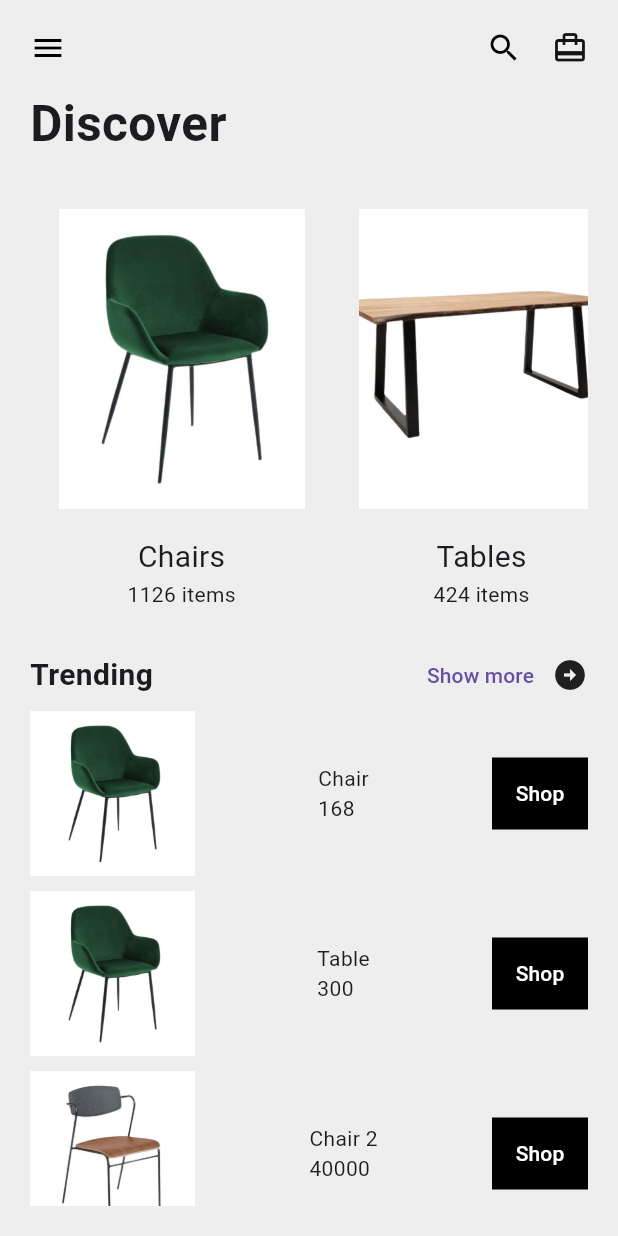
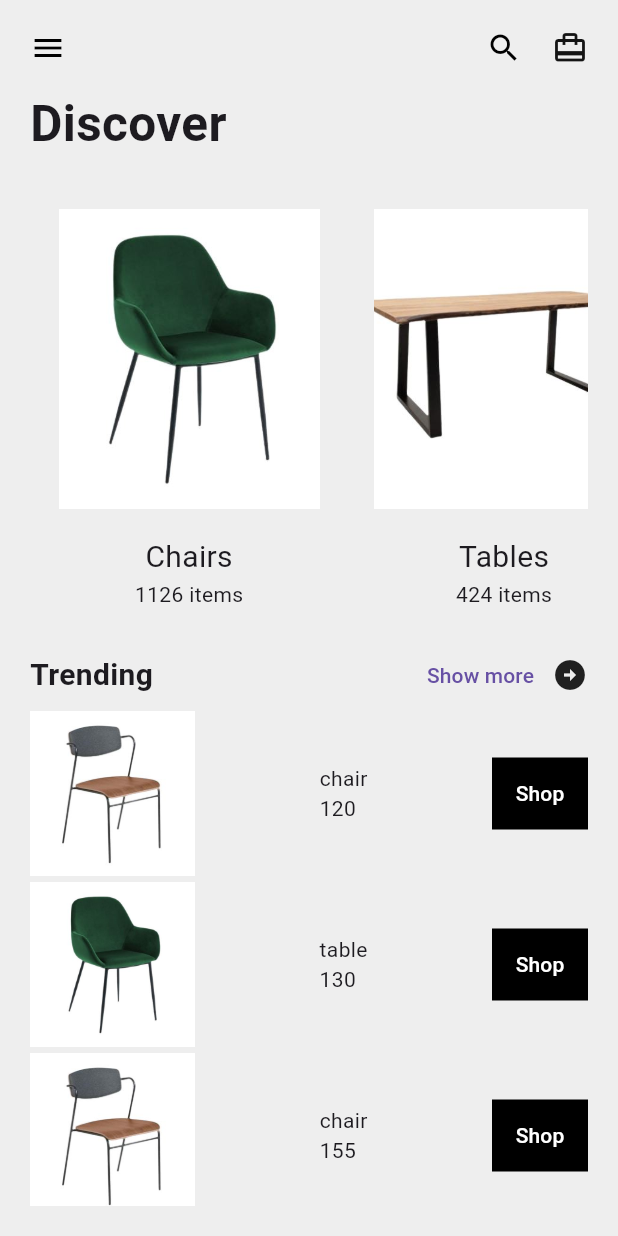
Before and after one commit to Khaagic/flutter, a Flutter app: the screen it shows after launch, after a tap on "Login", on a phone screen of 412 x 824 dp. Run offline on Flutter 3.47's test engine with Material 3 defaults, Android fonts, the phone set to English and light mode, and no system bars; our stand-ins replace get; network calls fail.

Commit message:
product Detail tae ther ot tan hx te

```diff
--- a/lib/core/my_model_controller/my_model_comtroller.dart
+++ b/lib/core/my_model_controller/my_model_comtroller.dart
@@ -1,35 +1,123 @@
+// import 'package:test_app/core/res/image_res.dart';
+//
+// class MyModelComtroller {
+//   List<Map> getListProduct(){
+//     var arrData = [
+//       {
+//         "title": "Chair",
+//         "icon": ImageRes.imgAssets,
+//         "price": "234"
+//       },
+//       {
+//         "title": "Table",
+//         "icon": ImageRes.imgAssets,
+//         "price": "300"
+//       },
+//       {
+//         "title": "Chair 2",
+//         "icon": ImageRes.imgTwo,
+//         "price": "40000"
+//       },
+//       {
+//         "title": "Chair 3",
+//         "icon": ImageRes.imgTwo,
+//         "price": "500"
+//       },
+//       {
+//         "title": "Sofa",
+//         "icon": ImageRes.imgAssets,
+//         "price": "600"
+//       }
+//     ];
+//
+//     return arrData;
+//   }
+// }
+
+//=============== Repeat
+
+// import 'package:test_app/core/res/image_res.dart';
+//
+// class MyModelController {
+//   List<Map> getListProduct() {
+//     var arrData = [
+//       {
+//         "title": "Sofa",
+//         "icon": ImageRes.imgAssets,
+//         "price": "120",
+//       },
+//       {
+//         "title": "chair",
+//         "icon": ImageRes.imgTwo,
+//         "price": "130",
+//       },
+//       {
+//         "title": "table",
+//         "icon": ImageRes.imgAssets,
+//         "price": "150",
+//       },
+//       {
+//         "title": "Sofa",
+//         "icon": ImageRes.imgTwo,
+//         "price": "160",
+//       },
+//       {
+//         "title": "chair",
+//         "icon": ImageRes.imgTwo,
+//         "price": "130",
+//       },
+//       {
+//         "title": "table",
+//         "icon": ImageRes.imgAssets,
+//         "price": "150",
+//       },
+//     ];
+//     return arrData;
+//
+//   }
+//
+// }
+
+//=========== repeat
+
 import 'package:test_app/core/res/image_res.dart';
 
-class MyModelComtroller {
-  List<Map> getListProduct(){
+class MyModelController{
+  List<Map> getListproduct(){
     var arrData = [
       {
-        "title": "Chair",
-        "icon": ImageRes.imgAssets,
-        "price": "168"
+        "title" : "chair",
+        "icon" : ImageRes.imgTwo,
+        "price" : "120",
+
       },
       {
-        "title": "Table",
-        "icon": ImageRes.imgAssets,
-        "price": "300"
+        "title" : "table",
+        "icon" : ImageRes.imgAssets,
+        "price" : "130",
+
       },
       {
-        "title": "Chair 2",
-        "icon": ImageRes.imgTwo,
-        "price": "40000"
+        "title" : "chair",
+        "icon" : ImageRes.imgTwo,
+        "price" : "155",
+
       },
       {
-        "title": "Chair 3",
-        "icon": ImageRes.imgTwo,
-        "price": "500"
+        "title" : "sofa",
+        "icon" : ImageRes.imgAssets,
+        "price" : "125",
+
       },
       {
-        "title": "Sofa",
-        "icon": ImageRes.imgAssets,
-        "price": "600"
-      }
+        "title" : "gold chair",
+        "icon" : ImageRes.imgTwo,
+        "price" : "180",
+
+      },
     ];
+    return arrData;
 
-    return arrData;
   }
+
 }
--- a/lib/core/route/app_page.dart
+++ b/lib/core/route/app_page.dart
@@ -3,6 +3,7 @@
 
 import 'package:get/get.dart';
 import 'package:test_app/core/route/app_route.dart';
+import 'package:test_app/module/component/product_detail/product_detail.dart';
 import 'package:test_app/module/home_screen/view/home_screen.dart';
 import 'package:test_app/module/login_screen/view/login_screen.dart';
 
@@ -14,6 +15,7 @@ class AppPages {
     GetPage(name: AppRoutes.home, page: () => const HomeScreen()),
     GetPage(name: AppRoutes.login, page: () =>  LoginScreen()),
     GetPage(name: AppRoutes.slashScreen, page: () => SlashScreen()),
+    GetPage(name: AppRoutes.productDetail, page: () => ProductDetail()),
 
 //    GetPage(
 //   name: AppRoutes.Carddetail,
--- a/lib/core/route/app_route.dart
+++ b/lib/core/route/app_route.dart
@@ -2,5 +2,5 @@ class AppRoutes {
   static final String home = '/home';
   static final String login = '/view';
   static final String slashScreen = '/slashSreen';
-  static final String cardDetail = '/cardDetail';
+  static final String productDetail = '/productDetail';
 }
--- a/lib/module/component/products/card_pro.dart
+++ b/lib/module/component/products/card_pro.dart
@@ -10,7 +10,7 @@ class CardProduct extends StatelessWidget {
   @override
   Widget build(BuildContext context) {
     return SizedBox(
-      width: 200,
+      width: 210,
 
       // color: const Color.fromARGB(255, 231, 220, 220),
       child: Column(
@@ -24,7 +24,6 @@ class CardProduct extends StatelessWidget {
               child: Image.asset(imag, width: 200, height: 200, fit: BoxFit.cover,)),
           ),
 
-
           // title
           Column(
             mainAxisAlignment: MainAxisAlignment.start,
@@ -35,7 +34,6 @@ class CardProduct extends StatelessWidget {
           ),
 
           // subtitle
-
         ],
       ),
     );
--- a/lib/module/home_screen/controller/home_controller.dart
+++ b/lib/module/home_screen/controller/home_controller.dart
@@ -1,10 +1,71 @@
+// import 'package:get/get.dart';
+// import 'package:test_app/core/my_model_controller/my_model_comtroller.dart';
+// import 'package:test_app/data/model/product_model/product_model.dart';
+//
+// class HomeController extends GetxController {
+//
+//   var myModelComtroller = MyModelComtroller();
+//   RxList<ProductModel> listProductModel = <ProductModel>[].obs;
+//
+//   @override
+//   void onInit() {
+//     // TODO: implement onInit
+//     getDataModelController();
+//     super.onInit();
+//   }
+//
+//   void getDataModelController() async{
+//      var result = await myModelComtroller.getListProduct();
+//
+//     //  for( var item in result){
+//     //    //dynamic , we put all data type
+//     //    listProductModel.assignAll(ProductModel.fromJson(item));
+//     // }
+//
+//      listProductModel.assignAll(
+//        result.map((e) => ProductModel.fromJson(e)).toList(),
+//      );
+//   }
+//
+// }
+
+//============repeat
+//
+// import 'package:get/get.dart';
+// import 'package:test_app/core/my_model_controller/my_model_comtroller.dart';
+// import 'package:test_app/data/model/product_model/product_model.dart';
+//
+// class HomeController extends GetxController{
+//   var  myModelController = MyModelController();
+//   RxList<ProductModel> listProductModel =<ProductModel>[].obs;
+//
+//   @override
+//   void onInit() {
+//     // TODO: implement onInit
+//     getDataModelController();
+//     super.onInit();
+//   }
+//
+//   void getDataModelController() async{
+//     var result = await myModelController.getListProduct();
+//
+//     listProductModel.assignAll(
+//       result.map((e) => ProductModel.fromJson(e)).toList(),
+//     );
+//   }
+//
+// }
+
+
+//========== re-practice
+
 import 'package:get/get.dart';
 import 'package:test_app/core/my_model_controller/my_model_comtroller.dart';
 import 'package:test_app/data/model/product_model/product_model.dart';
 
-class HomeController extends GetxController {
+class HomeController extends GetxController{
 
-  var myModelComtroller = MyModelComtroller();
+  var myModelController = MyModelController();
   RxList<ProductModel> listProductModel = <ProductModel>[].obs;
 
   @override
@@ -15,16 +76,11 @@ class HomeController extends GetxController {
   }
 
   void getDataModelController() async{
-     var result = await myModelComtroller.getListProduct();
+    var result = await myModelController.getListproduct();
 
-    //  for( var item in result){
-    //    //dynamic , we put all data type
-    //    listProductModel.assignAll(ProductModel.fromJson(item));
-    // }
-
-     listProductModel.assignAll(
-       result.map((e) => ProductModel.fromJson(e)).toList(),
-     );
+    listProductModel.assignAll(
+      result.map((e) => ProductModel.fromJson(e)).toList(),
+    );
   }
 
 }
--- a/lib/module/home_screen/view/home_screen.dart
+++ b/lib/module/home_screen/view/home_screen.dart
@@ -11,6 +11,9 @@ class HomeScreen extends StatelessWidget {
 
   @override
   Widget build(BuildContext context) {
+
+  //   HomeController homeController = Get.put(HomeController());
+
     HomeController homeController = Get.put(HomeController());
 
     return Scaffold(
@@ -146,24 +149,59 @@ class HomeScreen extends StatelessWidget {
                 ],
               ),
 
-              // List product
+            //  List product
 
-              Obx(() {
+              Obx((){
                 return ListView.separated(
                   shrinkWrap: true,
                     physics: NeverScrollableScrollPhysics(),
                     itemCount: homeController.listProductModel.length,
-                  itemBuilder: (context, index) {
+                    itemBuilder: (context, index){
                       final product = homeController.listProductModel[index];
                       return CardLlist(
                           image: product.image,
                           title: product.title,
-                      price: product.price,
+                          price: product.price
                       );
                     },
-                  separatorBuilder: (_, __) => SizedBox(height: 10),
+                    separatorBuilder: (_,__) => SizedBox(height: 4,),
+
                 );
               }),
+
+              // Obx((){
+              //   return ListView.separated(
+              //     shrinkWrap: true,
+              //     physics: NeverScrollableScrollPhysics(),
+              //     itemCount: homeController.listProductModel.length,
+              //       itemBuilder: (context, index){
+              //         final product = homeController.listProductModel[index];
+              //         return CardLlist(
+              //             image: product.image,
+              //             title: product.title,
+              //             price: product.price,
+              //         );
+              //       },
+              //       separatorBuilder: (_, __) => SizedBox(height: 10,),
+              //   );
+              // }),
+
+              // Obx(() {
+              //   return ListView.separated(
+              //     shrinkWrap: true,
+              //     physics: NeverScrollableScrollPhysics(),
+              //     itemCount: homeController.listProductModel.length,
+              //     itemBuilder: (context, index) {
+              //       final product = homeController.listProductModel[index];
+              //       return CardLlist(
+              //         image: product.image,
+              //         title: product.title,
+              //         price: product.price,
+              //       );
+              //     },
+              //     separatorBuilder: (_, __) => SizedBox(height: 10),
+              //   );
+              // }),
 
 
 
--- a/lib/module/login_screen/view/login_screen.dart
+++ b/lib/module/login_screen/view/login_screen.dart
@@ -8,7 +8,7 @@ class LoginScreen extends StatelessWidget {
   @override
   Widget build(BuildContext context) {
     return Scaffold(
-      backgroundColor: Color.fromARGB(255, 63, 24, 114),
+      // backgroundColor: Color.fromARGB(255, 63, 24, 114),
       body: Column(
         children: [
           Container(
```
Also changed, not shown: lib/data/model/product_model/product_model.dart (+46 -13 lines), lib/module/component/product_detail/product_detail.dart (added, +55 -0 lines), lib/module/component/products/card_list.dart (+4 -3 lines). Lines whose indentation alone changed are shown as unchanged.
